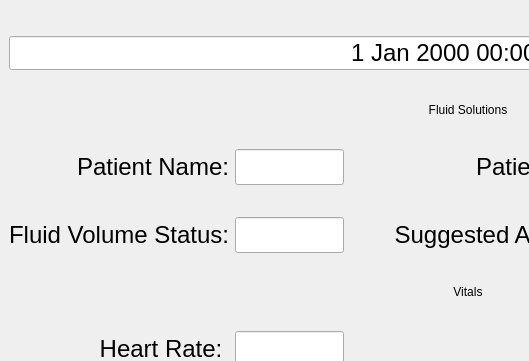
Old version of the form app/frontend/views/vitalsWindow.ui in the repository lmitchell33/Fluid-Solutions; both pictures show x 0 to 529 and y 0 to 361 of the 942 by 689 pixel window.
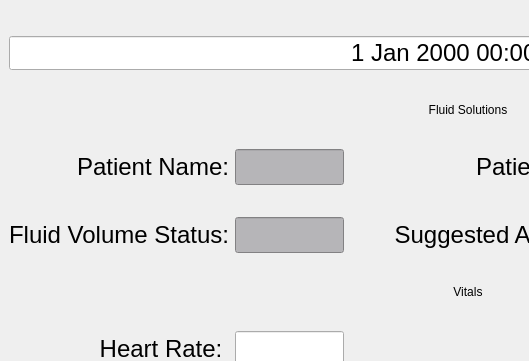
New version of the form.

```diff
--- a/app/frontend/views/vitalsWindow.ui
+++ b/app/frontend/views/vitalsWindow.ui
@@ -83,7 +83,7 @@
     <item row="2" column="2">
      <widget class="QLineEdit" name="name_value">
       <property name="styleSheet">
-        <string notr="true">font-size: 24px;</string>
+        <string notr="true">background-color: rgb(182, 181, 184); font-size: 24px;</string>
       </property>
       <property name="minimumWidth">
         <number>300</number> 
@@ -91,6 +91,9 @@
       <property name="minimumHeight">
         <number>50</number> 
       </property>
+      <property name="readOnly">
+            <bool>true</bool>
+      </property>
      </widget>
     </item>
 
@@ -113,7 +116,7 @@
     <item row="3" column="2">
      <widget class="QLineEdit" name="volume_status_value">
       <property name="styleSheet">
-        <string notr="true">font-size: 24px;</string>
+        <string notr="true">background-color: rgb(182, 181, 184); font-size: 24px;</string>
       </property>
       <property name="minimumWidth">
         <number>300</number> 
@@ -121,6 +124,9 @@
       <property name="minimumHeight">
         <number>50</number> 
       </property>
+      <property name="readOnly">
+            <bool>true</bool>
+      </property>
      </widget>
     </item>
 
```
Left out of the diff: 4 changed lines with no effect on the pictures.
